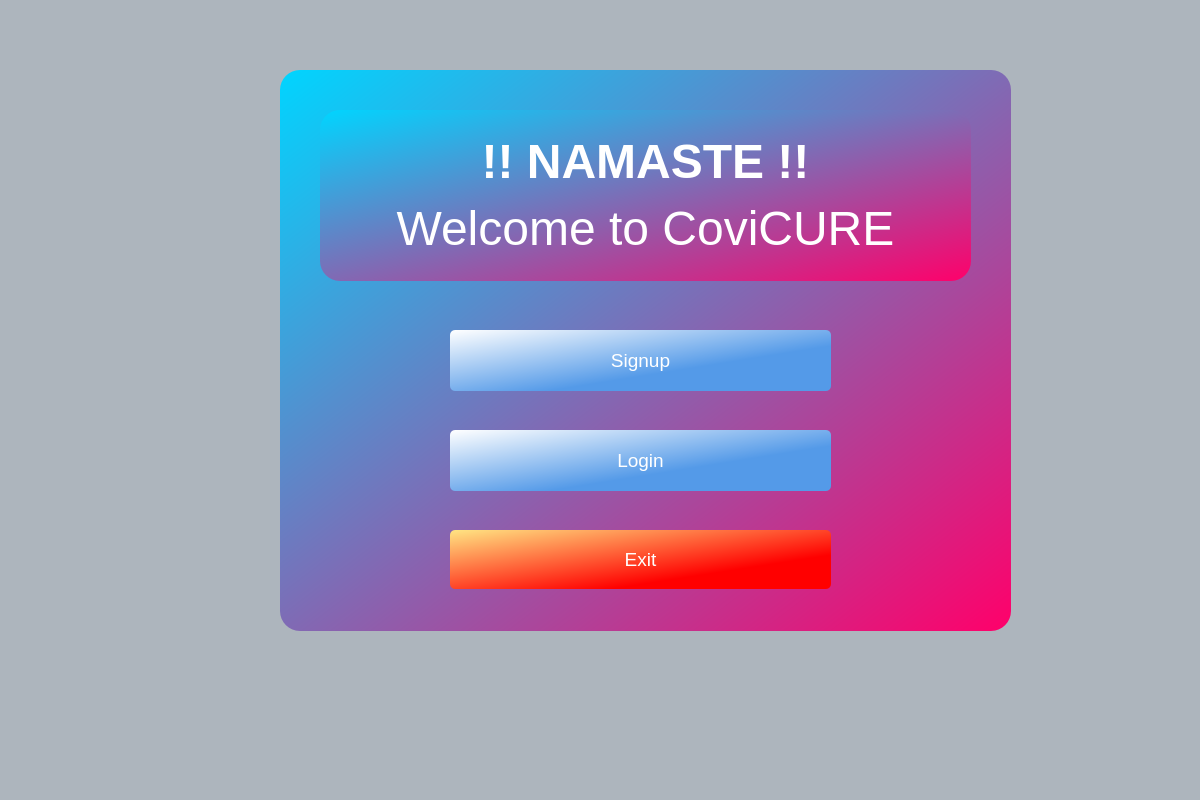
ayush-regmi/CoviCURE, file CoviCURE/Forms/Main/mainwindow.ui: the form before one commit.
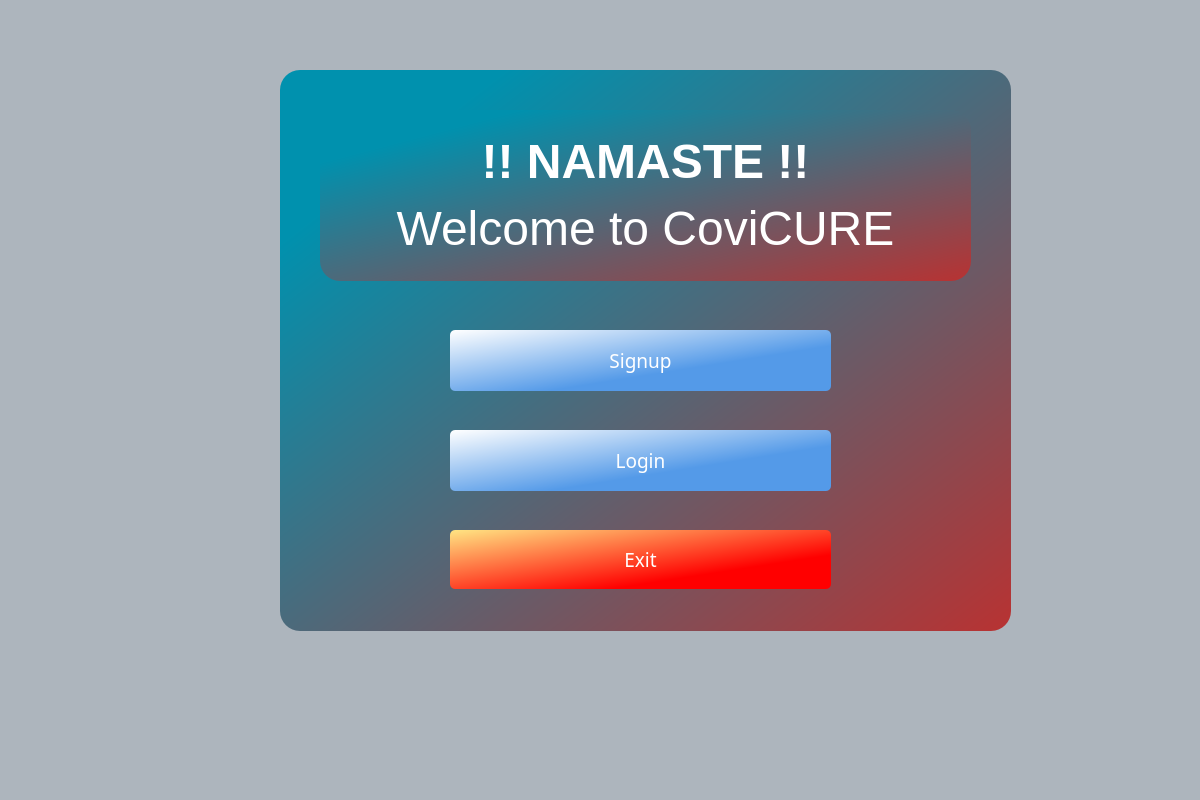
The form after the commit.

What changed in the file:
```diff
--- a/CoviCURE/Forms/Main/mainwindow.ui
+++ b/CoviCURE/Forms/Main/mainwindow.ui
@@ -27,7 +27,7 @@
      </rect>
     </property>
     <property name="styleSheet">
-     <string notr="true">background-color: qlineargradient(spread:reflect, x1:0, y1:0, x2:1, y2:1, stop:0 rgba(0, 213, 255, 255), stop:1 rgba(255, 0, 106, 255));
+     <string notr="true">background-color: qlineargradient(spread:reflect, x1:0, y1:0, x2:1, y2:1, stop:0.153409 rgba(0, 145, 174, 255), stop:1 rgba(184, 50, 50, 255));
 border-radius: 20px;</string>
     </property>
     <property name="title">
@@ -50,6 +50,7 @@
      </property>
      <property name="font">
       <font>
+       <family>Arial Rounded MT Bold</family>
        <pointsize>14</pointsize>
        <italic>false</italic>
        <bold>false</bold>
@@ -83,6 +84,7 @@
      </property>
      <property name="font">
       <font>
+       <family>Arial Rounded MT Bold</family>
        <pointsize>14</pointsize>
        <italic>false</italic>
        <bold>false</bold>
@@ -116,6 +118,7 @@
      </property>
      <property name="font">
       <font>
+       <family>Arial Rounded MT Bold</family>
        <pointsize>14</pointsize>
        <italic>false</italic>
        <bold>false</bold>
@@ -142,6 +145,7 @@
      </property>
      <property name="font">
       <font>
+       <family>Segoe UI</family>
        <pointsize>30</pointsize>
        <italic>false</italic>
        <bold>true</bold>
```
